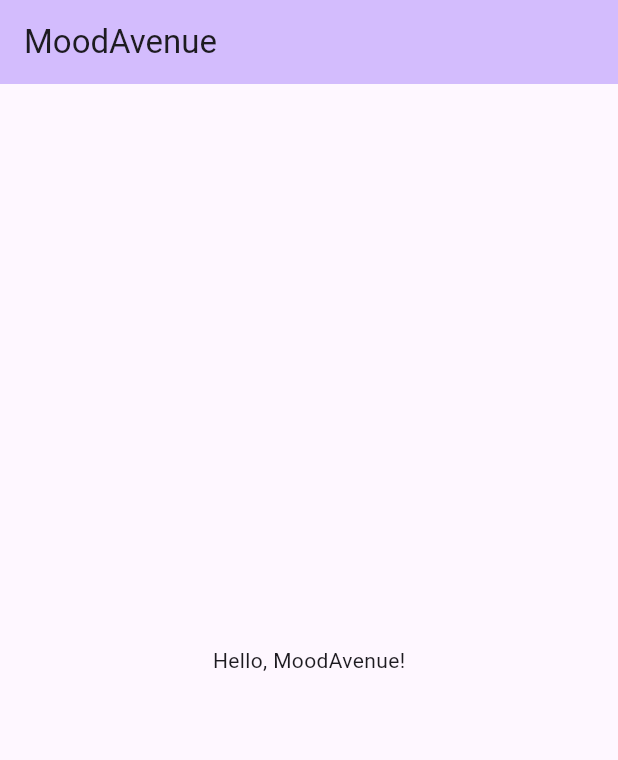
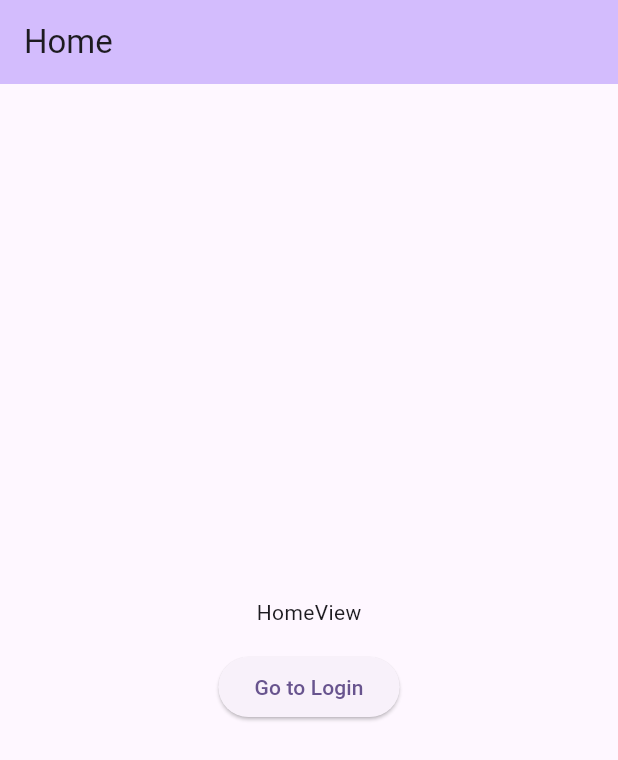
Before and after one commit to mmiemmiedevelop/flutter_mind_avenue, a Flutter app: the screen it shows after launch, on a phone screen of 412 x 824 dp. Shown: the top 760 px of the screen. Run offline on Flutter 3.47's test engine with Material 3 defaults, Android fonts, the phone set to English and light mode, and no system bars.

Commit message:
add: 기본 폴더링

```diff
--- /dev/null
+++ b/lib/app.dart
@@ -0,0 +1,21 @@
+import 'package:flutter/material.dart';
+import 'views/home/home_view.dart';
+import 'views/login/login_view.dart';
+
+class App extends StatelessWidget {
+  const App({super.key});
+
+  @override
+  Widget build(BuildContext context) {
+    return MaterialApp(
+      title: 'MoodAvenue',
+      theme: ThemeData(
+        colorScheme: ColorScheme.fromSeed(seedColor: Colors.deepPurple),
+      ),
+      routes: {
+        '/': (context) => const HomeView(),
+        '/login': (context) => const LoginView(),
+      },
+    );
+  }
+}
--- a/lib/main.dart
+++ b/lib/main.dart
@@ -1,35 +1,6 @@
 import 'package:flutter/material.dart';
+import 'app.dart';
 
 void main() {
-  runApp(const MyApp());
+  runApp(const App());
 }
-
-class MyApp extends StatelessWidget {
-  const MyApp({super.key});
-
-  @override
-  Widget build(BuildContext context) {
-    return MaterialApp(
-      title: 'MoodAvenue',
-      theme: ThemeData(
-        colorScheme: ColorScheme.fromSeed(seedColor: Colors.deepPurple),
-      ),
-      home: const MyHomePage(),
-    );
-  }
-}
-
-class MyHomePage extends StatelessWidget {
-  const MyHomePage({super.key});
-
-  @override
-  Widget build(BuildContext context) {
-    return Scaffold(
-      appBar: AppBar(
-        title: const Text('MoodAvenue'),
-        backgroundColor: Theme.of(context).colorScheme.inversePrimary,
-      ),
-      body: const Center(child: Text('Hello, MoodAvenue!')),
-    );
-  }
-}
--- /dev/null
+++ b/lib/services/firebase.dart
@@ -0,0 +1 @@
+// Firebase service
--- /dev/null
+++ b/lib/viewmodels/riverpod.dart
@@ -0,0 +1 @@
+// Riverpod viewmodels
--- /dev/null
+++ b/lib/views/home/home_view.dart
@@ -0,0 +1,30 @@
+import 'package:flutter/material.dart';
+
+class HomeView extends StatelessWidget {
+  const HomeView({super.key});
+
+  @override
+  Widget build(BuildContext context) {
+    return Scaffold(
+      appBar: AppBar(
+        title: const Text('Home'),
+        backgroundColor: Theme.of(context).colorScheme.inversePrimary,
+      ),
+      body: Center(
+        child: Column(
+          mainAxisAlignment: MainAxisAlignment.center,
+          children: [
+            const Text('HomeView'),
+            const SizedBox(height: 16),
+            ElevatedButton(
+              onPressed: () {
+                Navigator.pushNamed(context, '/login');
+              },
+              child: const Text('Go to Login'),
+            ),
+          ],
+        ),
+      ),
+    );
+  }
+}
--- /dev/null
+++ b/lib/views/home/home_viewmodel.dart
@@ -0,0 +1,3 @@
+class HomeViewModel {
+  const HomeViewModel();
+}
--- /dev/null
+++ b/lib/views/login/login_viewmodel.dart
@@ -0,0 +1,3 @@
+class LoginViewModel {
+  const LoginViewModel();
+}
```
Also changed, not shown: lib/models/user.dart (added, +9 -0 lines), lib/views/login/login_view.dart (added, +16 -0 lines), 1 other file.
